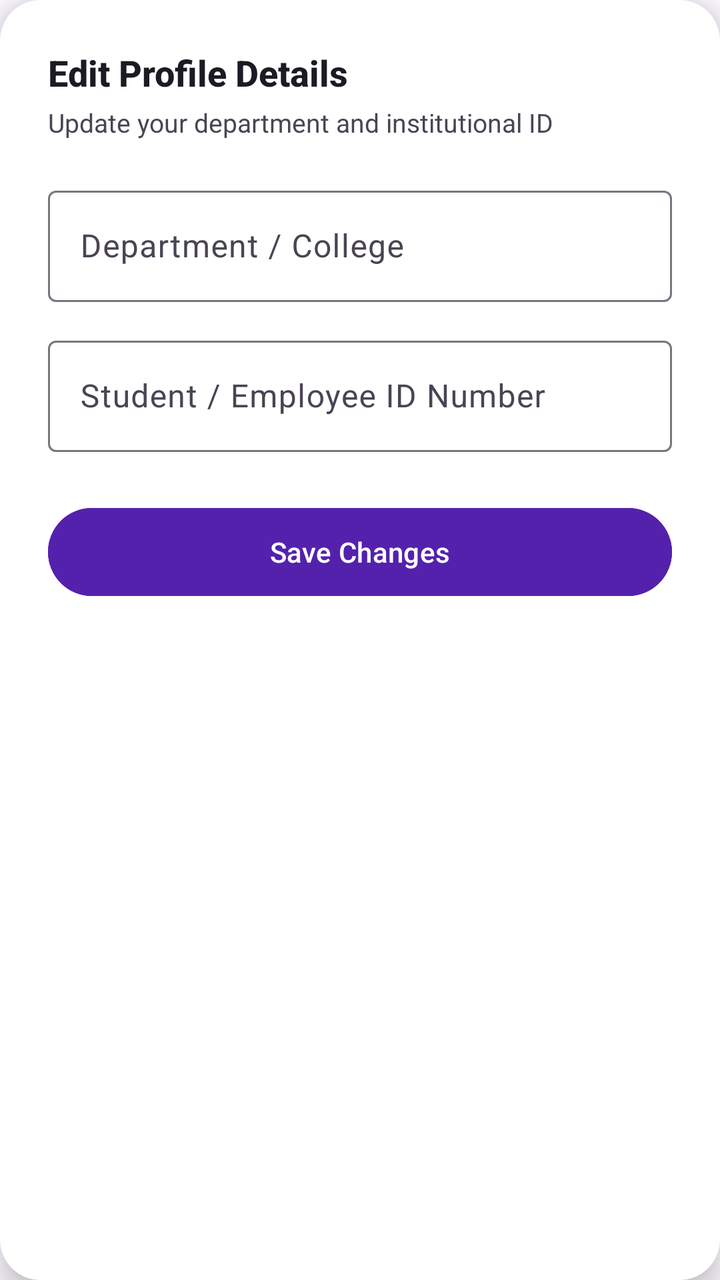
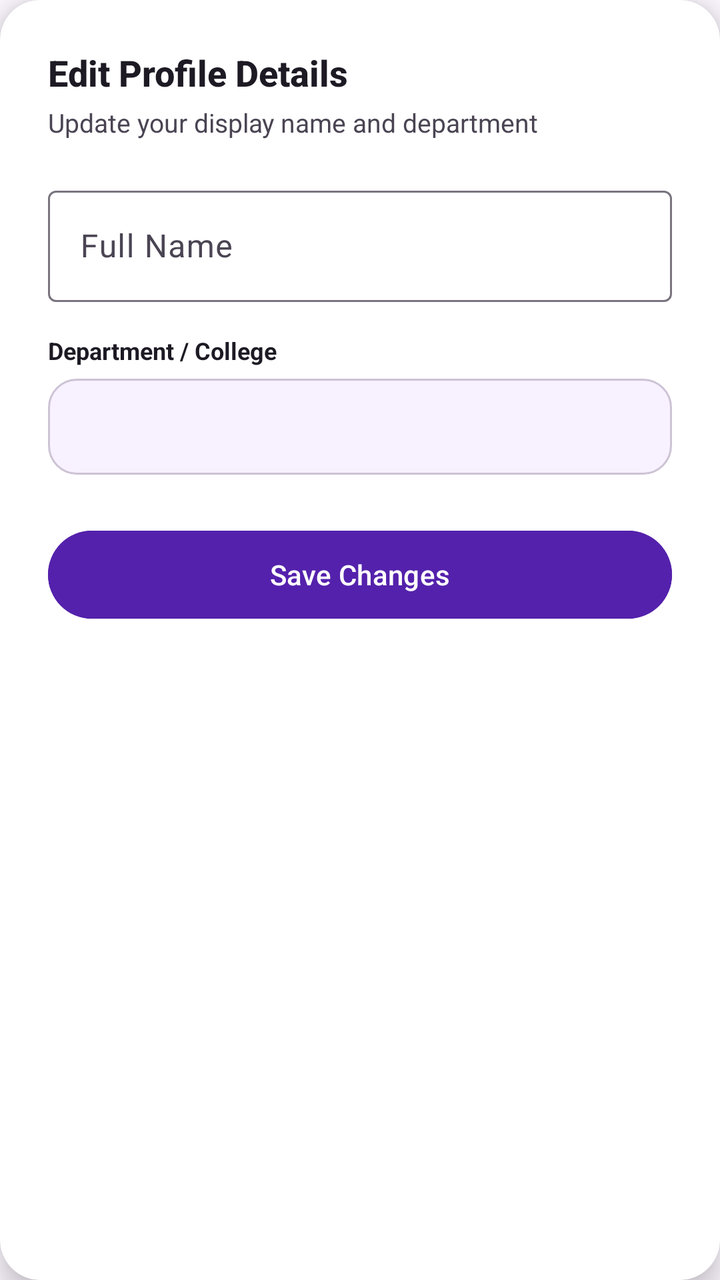

Screens rendered from an Android XML layout before and after an edit, with the pre-edit source and the edit as a unified diff.
<!-- AndroidManifest.xml: application theme Theme.Araspointmap -->
<!-- res/layout/dialog_edit_profile.xml -->
<?xml version="1.0" encoding="utf-8"?>
<androidx.cardview.widget.CardView
    xmlns:android="http://schemas.android.com/apk/res/android"
    xmlns:app="http://schemas.android.com/apk/res-auto"
    android:layout_width="match_parent"
    android:layout_height="wrap_content"
    android:layout_margin="24dp"
    app:cardCornerRadius="20dp"
    app:cardElevation="8dp"
    app:cardBackgroundColor="@color/surface_container_lowest">

    <ScrollView
        android:layout_width="match_parent"
        android:layout_height="wrap_content"
        android:fillViewport="true"
        android:scrollbars="vertical">

        <LinearLayout
            android:layout_width="match_parent"
            android:layout_height="wrap_content"
            android:orientation="vertical"
            android:padding="24dp">

            <TextView
                android:layout_width="wrap_content"
                android:layout_height="wrap_content"
                android:text="Edit Profile Details"
                android:textSize="18sp"
                android:textStyle="bold"
                android:textColor="@color/on_surface"
                android:fontFamily="sans-serif-medium"
                android:layout_marginBottom="4dp" />

            <TextView
                android:layout_width="wrap_content"
                android:layout_height="wrap_content"
                android:text="Update your department and institutional ID"
                android:textSize="13sp"
                android:textColor="@color/on_surface_variant"
                android:fontFamily="sans-serif"
                android:layout_marginBottom="20dp" />

            <com.google.android.material.textfield.TextInputLayout
                android:layout_width="match_parent"
                android:layout_height="wrap_content"
                android:hint="Department / College"
                style="@style/Widget.Material3.TextInputLayout.OutlinedBox"
                android:layout_marginBottom="14dp">
                <com.google.android.material.textfield.TextInputEditText
                    android:id="@+id/inputDepartment"
                    android:layout_width="match_parent"
                    android:layout_height="wrap_content"
                    android:inputType="textCapWords"
                    android:fontFamily="sans-serif" />
            </com.google.android.material.textfield.TextInputLayout>

            <com.google.android.material.textfield.TextInputLayout
                android:layout_width="match_parent"
                android:layout_height="wrap_content"
                android:hint="Student / Employee ID Number"
                style="@style/Widget.Material3.TextInputLayout.OutlinedBox"
                android:layout_marginBottom="24dp">
                <com.google.android.material.textfield.TextInputEditText
                    android:id="@+id/inputIdNumber"
                    android:layout_width="match_parent"
                    android:layout_height="wrap_content"
                    android:inputType="text"
                    android:fontFamily="sans-serif" />
            </com.google.android.material.textfield.TextInputLayout>

            <Button
                android:id="@+id/btnSaveProfile"
                android:layout_width="match_parent"
                android:layout_height="52dp"
                android:text="Save Changes"
                android:textSize="14sp"
                android:textAllCaps="false"
                android:fontFamily="sans-serif-medium"
                android:backgroundTint="@color/primary"
                android:textColor="@color/on_primary"
                style="@style/Widget.Material3.Button" />
        </LinearLayout>
    </ScrollView>
</androidx.cardview.widget.CardView>
<!-- resources referenced by this layout -->
<resources>
  <color name="on_primary">#FFFFFF</color>
  <color name="on_surface">#1D1A24</color>
  <color name="on_surface_variant">#4A4453</color>
  <color name="primary">#5421AC</color>
  <color name="surface_container_lowest">#FFFFFF</color>
  <style name="Theme.Araspointmap" parent="Base.Theme.Araspointmap" />
  <style name="Base.Theme.Araspointmap" parent="Theme.Material3.DayNight.NoActionBar">
          <item name="colorPrimary">@color/primary</item>
          <item name="colorOnPrimary">@color/on_primary</item>
          <item name="colorPrimaryContainer">@color/primary_container</item>
          <item name="colorOnPrimaryContainer">@color/on_primary_container</item>
  
          <item name="colorSecondary">@color/secondary</item>
          <item name="colorOnSecondary">@color/on_secondary</item>
          <item name="colorSecondaryContainer">@color/secondary_container</item>
  
          <item name="colorSurface">@color/surface</item>
          <item name="colorOnSurface">@color/on_surface</item>
          <item name="colorSurfaceVariant">@color/surface_container_highest</item>
          <item name="colorOnSurfaceVariant">@color/on_surface_variant</item>
  
          <item name="colorError">@color/error</item>
          <item name="colorOnError">@color/on_error</item>
  
          <item name="android:windowBackground">@color/surface</item>
          <item name="android:statusBarColor">@color/surface</item>
          <item name="android:windowLightStatusBar">true</item>
          <item name="android:navigationBarColor">@color/surface</item>
      </style>
  <color name="primary_container">#6C3FC5</color>
  <color name="on_primary_container">#DFCEFF</color>
  <color name="secondary">#6E47B8</color>
  <color name="on_secondary">#FFFFFF</color>
  <color name="secondary_container">#B088FE</color>
  <color name="surface">#FDF7FF</color>
  <color name="surface_container_highest">#E7E0EE</color>
  <color name="error">#BA1A1A</color>
  <color name="on_error">#FFFFFF</color>
</resources>

<!-- the commit's change to res/layout/dialog_edit_profile.xml (unified diff, before → after) -->
@@ -34,39 +34,43 @@
             <TextView
                 android:layout_width="wrap_content"
                 android:layout_height="wrap_content"
-                android:text="Update your department and institutional ID"
+                android:text="Update your display name and department"
                 android:textSize="13sp"
                 android:textColor="@color/on_surface_variant"
                 android:fontFamily="sans-serif"
                 android:layout_marginBottom="20dp" />
 
+            
             <com.google.android.material.textfield.TextInputLayout
                 android:layout_width="match_parent"
                 android:layout_height="wrap_content"
-                android:hint="Department / College"
+                android:hint="Full Name"
                 style="@style/Widget.Material3.TextInputLayout.OutlinedBox"
-                android:layout_marginBottom="14dp">
+                android:layout_marginBottom="16dp">
                 <com.google.android.material.textfield.TextInputEditText
-                    android:id="@+id/inputDepartment"
+                    android:id="@+id/inputFullName"
                     android:layout_width="match_parent"
                     android:layout_height="wrap_content"
-                    android:inputType="textCapWords"
+                    android:inputType="textPersonName|textCapWords"
                     android:fontFamily="sans-serif" />
             </com.google.android.material.textfield.TextInputLayout>
 
-            <com.google.android.material.textfield.TextInputLayout
+            
+            <TextView
+                android:layout_width="wrap_content"
+                android:layout_height="wrap_content"
+                android:text="Department / College"
+                android:textSize="12sp"
+                android:textStyle="bold"
+                android:textColor="@color/on_surface"
+                android:layout_marginBottom="6dp" />
+
+            <Spinner
+                android:id="@+id/spinnerDepartment"
                 android:layout_width="match_parent"
-                android:layout_height="wrap_content"
-                android:hint="Student / Employee ID Number"
-                style="@style/Widget.Material3.TextInputLayout.OutlinedBox"
-                android:layout_marginBottom="24dp">
-                <com.google.android.material.textfield.TextInputEditText
-                    android:id="@+id/inputIdNumber"
-                    android:layout_width="match_parent"
-                    android:layout_height="wrap_content"
-                    android:inputType="text"
-                    android:fontFamily="sans-serif" />
-            </com.google.android.material.textfield.TextInputLayout>
+                android:layout_height="@dimen/input_height"
+                android:background="@drawable/bg_input_field"
+                android:layout_marginBottom="24dp" />
 
             <Button
                 android:id="@+id/btnSaveProfile"
<!-- resource entries referenced after the edit -->
@@ -5,8 +5,29 @@
   <color name="on_surface_variant">#4A4453</color>
   <color name="primary">#5421AC</color>
   <color name="surface_container_lowest">#FFFFFF</color>
+  <dimen name="input_height">48dp</dimen>
+  <!-- drawable bg_input_field (drawable) -->
+  <?xml version="1.0" encoding="utf-8"?>
+  <selector xmlns:android="http://schemas.android.com/apk/res/android">
+      <item android:state_focused="true">
+          <shape android:shape="rectangle">
+              <corners android:radius="14dp" />
+              <solid android:color="@color/surface_container_lowest" />
+              <stroke android:width="2dp" android:color="@color/primary" />
+          </shape>
+      </item>
+      <item>
+          <shape android:shape="rectangle">
+              <corners android:radius="14dp" />
+              <solid android:color="@color/surface_container_low" />
+              <stroke android:width="1dp" android:color="@color/outline_variant" />
+          </shape>
+      </item>
+  </selector>
   <style name="Theme.Araspointmap" parent="Base.Theme.Araspointmap" />
-  <style name="Base.Theme.Araspointmap" parent="Theme.Material3.DayNight.NoActionBar">
+  <color name="surface_container_low">#F8F1FF</color>
+  <color name="outline_variant">#CCC3D5</color>
+  <style name="Base.Theme.Araspointmap" parent="Theme.Material3.Light.NoActionBar">
           <item name="colorPrimary">@color/primary</item>
           <item name="colorOnPrimary">@color/on_primary</item>
           <item name="colorPrimaryContainer">@color/primary_container</item>
